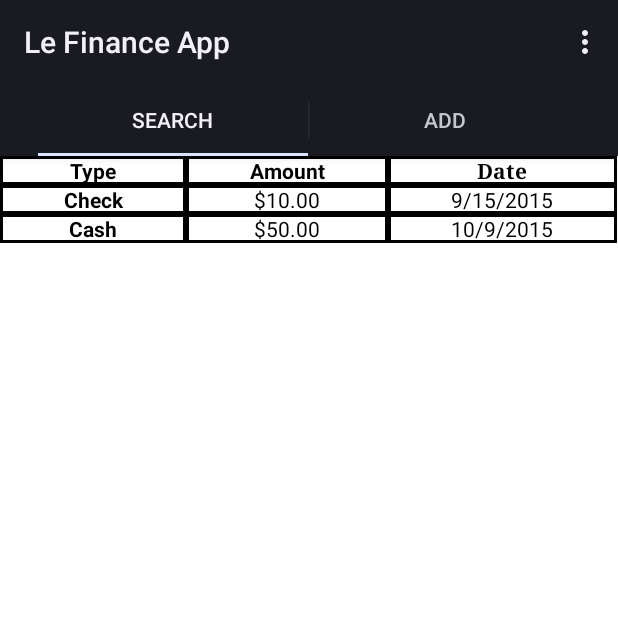
After one commit to willy1087/CS594-Android-Final_project, an Android app: the Inflow_input_Table_left screen opened directly, with no data from a screen before it, on a phone screen of 412 x 824 dp, the top half of it. The commit adds this screen. Run offline under Robolectric (Android 15) with nearby library versions, the phone set to English and light mode, and no system bars.

Commit message:
Version 0.2 for the final skeleton code
This the second version for the final skeleton code for the android
final project

```diff
--- /dev/null
+++ b/Final_Project/app/src/main/java/com/example/willy1087/final_project/Inflow_input_Table_left.java
@@ -0,0 +1,105 @@
+package com.example.willy1087.final_project;
+
+import android.app.ActionBar;
+import android.app.Activity;
+import android.app.Fragment;
+import android.app.FragmentTransaction;
+import android.content.Intent;
+import android.os.Bundle;
+import android.view.Menu;
+import android.view.MenuItem;
+
+/**
+ * Created by williamsalinas on 5/10/15.
+ */
+public class Inflow_input_Table_left extends Activity implements ActionBar.TabListener{
+
+    ActionBar.Tab firstL, secondL;
+    Fragment firstList;
+    Fragment secondList;
+
+    @Override
+    protected void onCreate(Bundle savedInstanceState) {
+        super.onCreate(savedInstanceState);
+        setContentView(R.layout.inflow_input_fragment_left_table);
+
+
+        ActionBar actionBar = getActionBar();
+        actionBar.setNavigationMode(ActionBar.NAVIGATION_MODE_TABS);
+
+        actionBar.addTab(
+                actionBar.newTab()
+                        .setText("Search")
+                        .setTabListener(this));
+
+        actionBar.addTab(
+                actionBar.newTab()
+                        .setText("Add")
+                        .setTabListener(this));
+
+    }
+
+
+
+    @Override
+    public boolean onCreateOptionsMenu(Menu menu) {
+        // Inflate the menu; this adds items to the action bar if it is present.
+        getMenuInflater().inflate(R.menu.menu_main, menu);
+        return true;
+    }
+
+    @Override
+    public boolean onOptionsItemSelected(MenuItem item) {
+        // Handle action bar item clicks here. The action bar will
+        // automatically handle clicks on the Home/Up button, so long
+        // as you specify a parent activity in AndroidManifest.xml.
+        int id = item.getItemId();
+
+        //noinspection SimplifiableIfStatement
+//        if (id == R.id.action_settings) {
+//            return true;
+//        }
+
+        if(id== R.id.dashboard){
+            //go to weekly layout
+            return true;
+        }
+
+        if(id == R.id.inflow){
+            return true;
+        }
+
+        if(id == R.id.outflow){
+            return true;
+        }
+
+        return super.onOptionsItemSelected(item);
+    }
+
+    @Override
+    public void onTabSelected(ActionBar.Tab tab, FragmentTransaction FragTrans) {
+        firstList = new Inflow_input_fragment_left();
+        secondList = new Inflow_input_fragment_right();
+        FragmentTransaction ft = getFragmentManager().beginTransaction();
+
+        if(tab.getPosition() == 1){
+
+            Intent intent = new Intent(Inflow_input_Table_left.this,Inflow_input_activity.class);
+            intent.setFlags(Intent.FLAG_ACTIVITY_CLEAR_TOP);
+            startActivity(intent);
+
+        }
+
+    }
+
+    @Override
+    public void onTabUnselected(ActionBar.Tab tab, FragmentTransaction fragmentTransaction) {
+
+    }
+
+    @Override
+    public void onTabReselected(ActionBar.Tab tab, FragmentTransaction fragmentTransaction) {
+
+    }
+
+}
--- /dev/null
+++ b/Final_Project/app/src/main/res/drawable/border.xml
@@ -0,0 +1,6 @@
+<?xml version="1.0" encoding="utf-8"?>
+<shape xmlns:android="http://schemas.android.com/apk/res/android"
+    android:shape="rectangle">
+    <solid android:color="#FFFFFF"/>
+    <stroke android:width="2dp" android:color="#000000"/>
+</shape>
--- /dev/null
+++ b/Final_Project/app/src/main/res/layout/inflow_input_fragment_left_table.xml
@@ -0,0 +1,118 @@
+<TableLayout xmlns:android="http://schemas.android.com/apk/res/android"
+    android:id="@+id/tableLayout"
+    android:layout_width="match_parent"
+    android:layout_height="match_parent"
+    android:background="@color/background"
+    android:shrinkColumns="*"
+    android:stretchColumns="*" >
+
+
+
+    <TableRow
+        android:id="@+id/tableRow2"
+        android:layout_width="match_parent"
+        android:layout_height="wrap_content"
+        >
+
+        <TextView
+            android:id="@+id/TextView21"
+            android:gravity="center"
+            android:textStyle="bold"
+            android:text="Type"
+            android:background="@drawable/border"
+            android:textColor="@color/text_color">
+        </TextView>
+
+        <TextView
+            android:id="@+id/TextView22"
+            android:gravity="center"
+            android:text="Amount"
+            android:textStyle="bold"
+            android:background="@drawable/border"
+
+            android:textColor="@color/text_color">
+        </TextView>
+
+        <TextView
+            android:id="@+id/TextView23"
+            android:gravity="center"
+            android:text="Date"
+            android:textStyle="bold"
+            android:typeface="serif"
+            android:background="@drawable/border"
+
+            android:textColor="@color/text_color">
+        </TextView>
+
+
+    </TableRow>
+
+    <TableRow
+        android:id="@+id/tableRow3"
+        android:layout_width="match_parent"
+        android:layout_height="wrap_content" >
+
+        <TextView
+            android:id="@+id/textView31"
+            android:text="Check"
+            android:gravity="center"
+            android:textStyle="bold"
+            android:background="@drawable/border"
+
+            android:textColor="@color/text_color">
+        </TextView>
+
+        <TextView
+            android:id="@+id/textView32"
+            android:gravity="center_horizontal"
+            android:text="$10.00"
+            android:background="@drawable/border"
+            android:textColor="@color/text_color">
+        </TextView>
+
+        <TextView
+            android:id="@+id/textView33"
+            android:gravity="center_horizontal"
+            android:text="9/15/2015"
+            android:background="@drawable/border"
+            android:textColor="@color/text_color">
+        </TextView>
+
+
+    </TableRow>
+
+    <TableRow
+        android:id="@+id/tableRow4"
+        android:layout_width="match_parent"
+        android:layout_height="wrap_content" >
+
+        <TextView
+            android:id="@+id/textView41"
+            android:text="Cash"
+            android:gravity="center"
+            android:textStyle="bold"
+            android:background="@drawable/border"
+            android:textColor="@color/text_color">
+        </TextView>
+
+        <TextView
+            android:id="@+id/textView42"
+            android:gravity="center_horizontal"
+            android:text="$50.00"
+            android:background="@drawable/border"
+            android:textColor="@color/text_color">
+        </TextView>
+
+        <TextView
+            android:id="@+id/textView43"
+            android:gravity="center_horizontal"
+            android:text="10/9/2015"
+            android:background="@drawable/border"
+            android:textColor="@color/text_color">
+        </TextView>
+
+
+
+    </TableRow>
+
+</TableLayout>
--- a/Final_Project/app/src/main/res/menu/menu_main.xml
+++ b/Final_Project/app/src/main/res/menu/menu_main.xml
@@ -2,11 +2,18 @@
     xmlns:app="http://schemas.android.com/apk/res-auto"
     xmlns:tools="http://schemas.android.com/tools" tools:context=".MainActivity">
 
-    <item android:id="@+id/action_settings" android:title="@string/action_settings"
-        android:orderInCategory="100" app:showAsAction="never" />
 
-    <item android:id="@+id/weekly"
-        android:title="weekly"
+
+    <item android:id="@+id/dashboard"
+        android:title="Dashboard"
+        app:showAsAction="always"/>
+
+    <item android:id="@+id/inflow"
+        android:title="Inflow"
+        app:showAsAction="always"/>
+
+    <item android:id="@+id/outflow"
+        android:title="Outflow"
         app:showAsAction="always"/>
 
 </menu>
```
Also changed, not shown: Final_Project/app/src/main/AndroidManifest.xml (+19 -5 lines), Final_Project/app/src/main/java/com/example/willy1087/final_project/Inflow_input_activity.java (renamed from Final_Project/app/src/main/java/com/example/willy1087/final_project/MainActivity.java, +33 -18 lines), Final_Project/app/src/main/java/com/example/willy1087/final_project/Inflow_input_fragment_left.java (added, +43 -0 lines), Final_Project/app/src/main/java/com/example/willy1087/final_project/Inflow_input_fragment_right.java (added, +45 -0 lines), Final_Project/app/src/main/java/com/example/willy1087/final_project/Input_Fragment_left.java (deleted, +0 -24 lines), Final_Project/app/src/main/res/layout/inflow_input_activity.xml (added, +13 -0 lines), Final_Project/app/src/main/res/layout/inflow_input_fragment_left.xml (renamed from Final_Project/app/src/main/res/layout/input_fragment_left.xml, +6 -17 lines), Final_Project/app/src/main/res/layout/inflow_input_fragment_right.xml (added, +69 -0 lines), Final_Project/app/src/main/res/layout/input_fragment_right.xml (deleted, +0 -14 lines), Final_Project/app/src/main/res/layout/monthly_expenses.xml (deleted, +0 -14 lines), Final_Project/app/src/main/res/layout/weekly_expenses.xml (deleted, +0 -14 lines).
